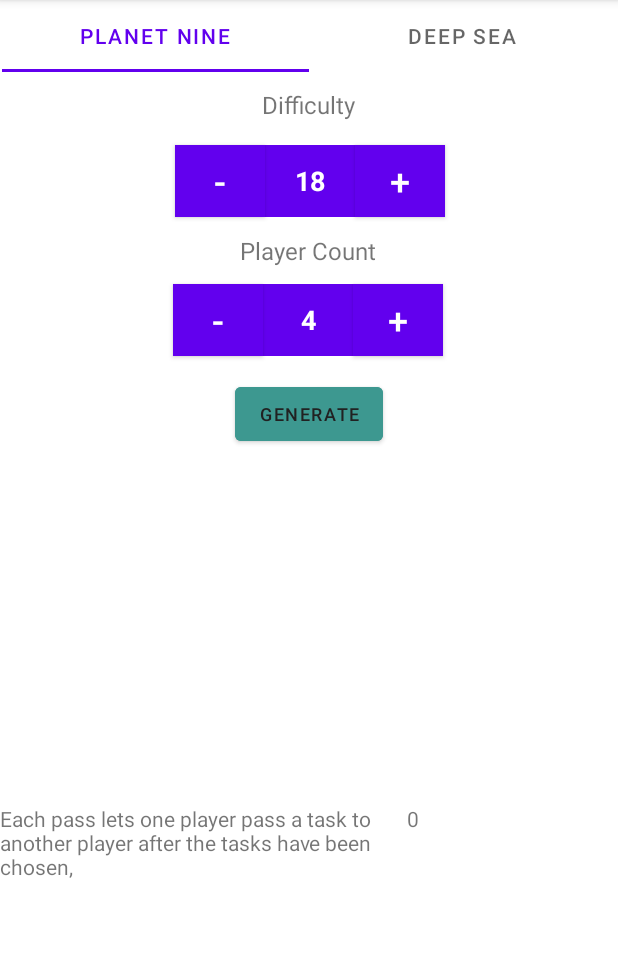
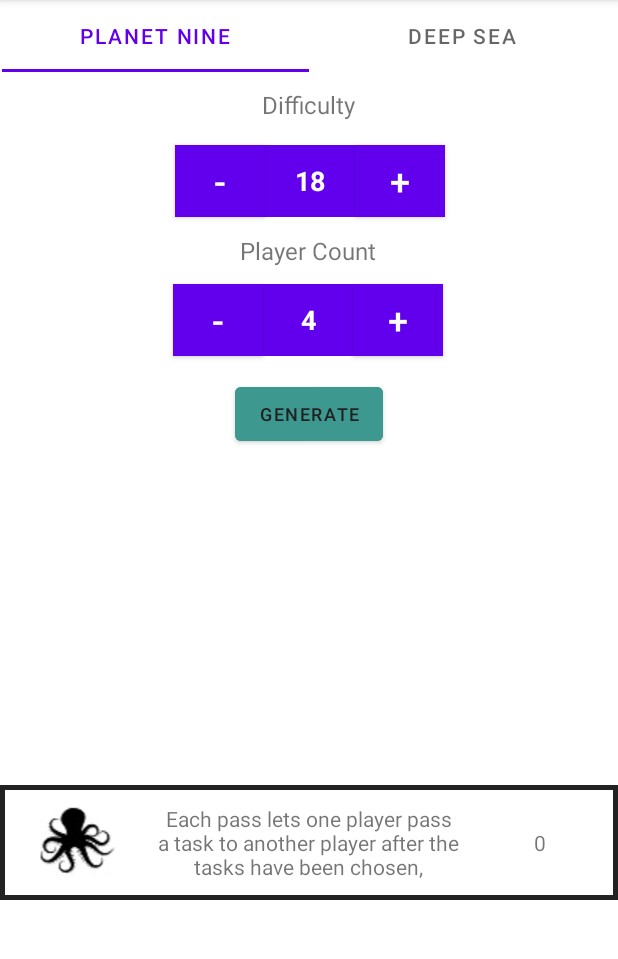
Before and after one commit to Zaammaa/Embark, an Android app: the screen it shows after launch (MainActivity), after a tap on "GENERATE", on a phone screen of 412 x 824 dp, the part 84-1043 px from its top. Run offline under Robolectric (Android 15) with nearby library versions, the phone set to English and light mode, and no system bars.

Commit message:
Adding icon to tablerow

```diff
--- a/app/src/main/java/com/example/embark/Challenges/Challenge.kt
+++ b/app/src/main/java/com/example/embark/Challenges/Challenge.kt
@@ -17,8 +17,8 @@ abstract class Challenge(numberOfPlayers: Int, difficulty: Int) {
     abstract val difficultyMod: Array<Int>
     //description: Text that appears in the UI when the user wants to read what the challenge means
     abstract val description: String
-    //iconPath: path to the icon for display in the challenge table
-    abstract val iconPath: String
+    //iconPath: R.drawable reference
+    abstract val icon: Int
     //challengeDifficulty: the total difficulty of the challenge, determined by the subclass. This is different from the difficulty mod because the subclass often has extra modifiers that affect the difficulty
     //for example, the passes challenge can choose differing numbers of passes.
     var challengeDifficulty = 0
--- a/app/src/main/java/com/example/embark/Challenges/PassesChallenge.kt
+++ b/app/src/main/java/com/example/embark/Challenges/PassesChallenge.kt
@@ -1,5 +1,5 @@
 package com.example.embark.Challenges
-
+import com.example.embark.R
 import kotlin.random.Random
 
 class PassesChallenge(numberOfPlayers: Int, difficulty: Int) : Challenge(numberOfPlayers =  numberOfPlayers, difficulty = difficulty) {
@@ -9,8 +9,8 @@ class PassesChallenge(numberOfPlayers: Int, difficulty: Int) : Challenge(numberO
         get() = arrayOf(-2,-2,-2)
     override val description: String
         get() = "Each pass lets one player pass a task to another player after the tasks have been chosen,"
-    override val iconPath: String
-        get() = TODO("Not yet implemented")
+    override val icon: Int
+        get() = R.drawable.octopus_black
 
     var passes = 1
 
--- a/app/src/main/java/com/example/embark/MainActivity.kt
+++ b/app/src/main/java/com/example/embark/MainActivity.kt
@@ -1,20 +1,11 @@
 package com.example.embark
 
+import android.os.Bundle
+import android.view.Gravity
+import android.view.View
+import android.widget.*
 import androidx.appcompat.app.AppCompatActivity
-import android.os.Bundle
-import android.view.View
-import android.widget.EditText
-import android.widget.TableLayout
-import android.widget.TableRow
-import android.widget.TextView
 import com.example.embark.Challenges.Challenge
-import android.widget.LinearLayout
-import androidx.core.view.updateLayoutParams
-import android.view.Gravity
-
-
-
-
 
 class MainActivity : AppCompatActivity() {
     override fun onCreate(savedInstanceState: Bundle?) {
@@ -93,8 +84,6 @@ class MainActivity : AppCompatActivity() {
             TableRow.LayoutParams.WRAP_CONTENT
         )
 
-
-
         var row: TableRow = TableRow(this)
 
         row.setLayoutParams(
@@ -103,30 +92,31 @@ class MainActivity : AppCompatActivity() {
                 TableRow.LayoutParams.WRAP_CONTENT
             )
         )
-
-        row.setGravity(Gravity.LEFT)
+        row.setGravity(Gravity.CENTER)
         row.setWeightSum(1f) //total row weight
 
-        var lp: TableRow.LayoutParams = TableRow.LayoutParams(0, TableRow.LayoutParams.WRAP_CONTENT, 0.66f)
+        var icon: ImageView = ImageView(this)
+        icon.setImageResource(challenge.icon)
+        icon.layoutParams = TableRow.LayoutParams(0, TableRow.LayoutParams.WRAP_CONTENT, 0.25f)
+        icon.setPadding(0, 20, 0, 20)
+        row.addView(icon)
 
         var description: TextView = TextView(this)
         description.setText(challenge.description)
-        //description.maxWidth = 400
-        description.layoutParams = lp
-
-        row.addView(description)
+        createTableCell(row, description, .5f)
 
         var difficulty: TextView = TextView(this)
         //difficulty.maxWidth = 200
+        difficulty.setText(challenge.challengeDifficulty.toString())
+        createTableCell(row, difficulty,.25f)
 
-        lp = TableRow.LayoutParams(0, TableRow.LayoutParams.WRAP_CONTENT, 0.34f)
-
-        difficulty.layoutParams = lp
-        //difficulty.setText("test Text")
-        difficulty.setText(challenge.challengeDifficulty.toString())
-        row.addView((difficulty))
-
+        row.setBackgroundResource(R.drawable.challenge_table_row_outline)
         table.addView(row)
     }
-
+    fun createTableCell(row: TableRow, cell: TextView, weight: Float){
+        cell.setGravity(Gravity.CENTER)
+        cell.layoutParams = TableRow.LayoutParams(0, TableRow.LayoutParams.WRAP_CONTENT, weight)
+        cell.setPadding(0,10, 0,10)
+        row.addView(cell)
+    }
 }
--- /dev/null
+++ b/app/src/main/res/drawable/challenge_table_row_outline.xml
@@ -0,0 +1,6 @@
+<?xml version="1.0" encoding="utf-8"?>
+<shape
+    xmlns:android="http://schemas.android.com/apk/res/android"
+    android:shape= "rectangle"  >
+    <stroke android:width="3dp"  android:color="#222"/>
+</shape>
--- a/app/src/main/res/layout/activity_main.xml
+++ b/app/src/main/res/layout/activity_main.xml
@@ -198,7 +198,7 @@
         app:layout_constraintHorizontal_bias="1.0"
         app:layout_constraintStart_toStartOf="parent"
         app:layout_constraintTop_toBottomOf="@+id/button"
-        app:layout_constraintVertical_bias="1.0"/>
+        app:layout_constraintVertical_bias="1.0" />
 
 
 
```
Also changed, not shown: app/src/main/res/drawable/octopus_black.jpg (added).
